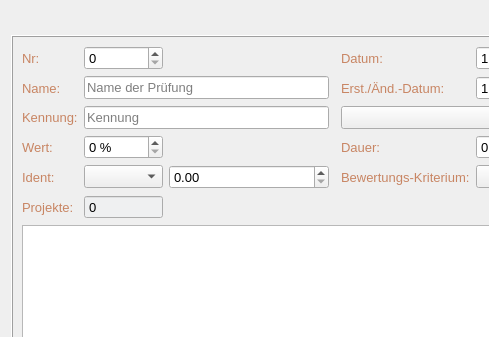
This is formskills.ui in fasa1964/fshkkap as Qt 5 draws it before an edit; both pictures show x 0 to 489 and y 0 to 337 of the 1300 by 710 pixel window. The edited form follows.
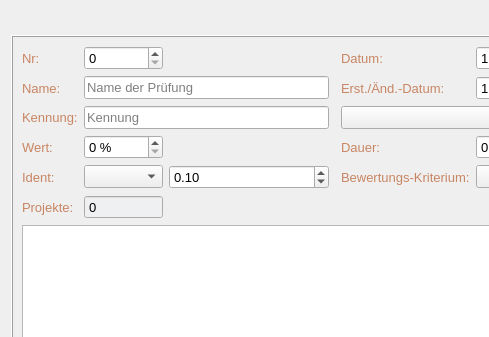
This is the edited form.

Commit message: Add finction to organize the ident of question.

```diff
--- a/formskills.ui
+++ b/formskills.ui
@@ -647,7 +647,17 @@
        <widget class="QComboBox" name="identBox"/>
       </item>
       <item row="4" column="2">
-       <widget class="QDoubleSpinBox" name="identFactorBox"/>
+       <widget class="QDoubleSpinBox" name="identFactorBox">
+        <property name="maximum">
+         <double>1.000000000000000</double>
+        </property>
+        <property name="singleStep">
+         <double>0.100000000000000</double>
+        </property>
+        <property name="value">
+         <double>0.100000000000000</double>
+        </property>
+       </widget>
       </item>
       <item row="4" column="0">
        <widget class="QLabel" name="identLabel">
```
The commit also changes 2 other files.
